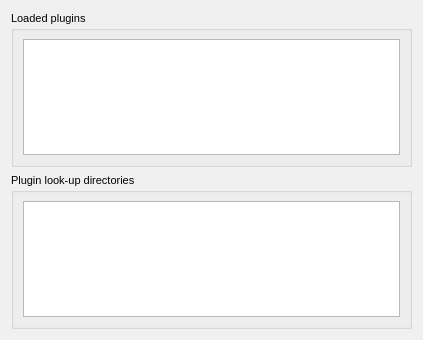
This is retroshare-gui/src/gui/settings/PluginsPage.ui in RetroShare/RetroShare as Qt 5 draws it before an edit. The edited form follows.
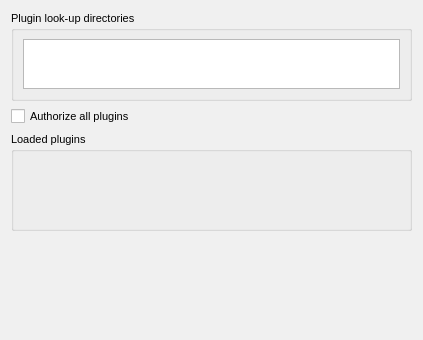
This is the edited form.

Commit message: Improvement of the plugin system: 	- Added configuration saving for plugin manager and serialization methods 	- added a list of accepted plugin hashes 	- added plugin widget for each plugin in settings, to allow enabling/disabling plugins 	- updated LinkCloud plugin to new rsPlugin class 	- put the addconfiguration for plugin manager in rsinit.cc a bit earlier to allow to load 		the list of accepted hashes early enough 	- added icon for disabled plugins

The edit to the form file:
```diff
--- a/retroshare-gui/src/gui/settings/PluginsPage.ui
+++ b/retroshare-gui/src/gui/settings/PluginsPage.ui
@@ -500,19 +500,7 @@
    <enum>Qt::NoContextMenu</enum>
   </property>
   <layout class="QGridLayout" name="gridLayout_3">
-   <item row="0" column="0">
-    <widget class="QGroupBox" name="groupBox">
-     <property name="title">
-      <string>Loaded plugins</string>
-     </property>
-     <layout class="QGridLayout" name="gridLayout_2">
-      <item row="0" column="0">
-       <widget class="QTextBrowser" name="_loadedPlugins_TB"/>
-      </item>
-     </layout>
-    </widget>
-   </item>
-   <item row="2" column="0">
+   <item row="4" column="0">
     <spacer name="verticalSpacer">
      <property name="orientation">
       <enum>Qt::Vertical</enum>
@@ -525,14 +513,60 @@
      </property>
     </spacer>
    </item>
+   <item row="2" column="0">
+    <widget class="QGroupBox" name="groupBox">
+     <property name="title">
+      <string>Loaded plugins</string>
+     </property>
+     <layout class="QVBoxLayout" name="verticalLayout_4">
+      <item>
+       <layout class="QVBoxLayout" name="_pluginsLayout">
+        <item>
+         <spacer name="verticalSpacer_2">
+          <property name="orientation">
+           <enum>Qt::Vertical</enum>
+          </property>
+          <property name="sizeHint" stdset="0">
+           <size>
+            <width>20</width>
+            <height>40</height>
+           </size>
+          </property>
+         </spacer>
+        </item>
+       </layout>
+      </item>
+     </layout>
+    </widget>
+   </item>
    <item row="1" column="0">
+    <widget class="QCheckBox" name="checkBox">
+     <property name="text">
+      <string>Authorize all plugins</string>
+     </property>
+    </widget>
+   </item>
+   <item row="0" column="0">
     <widget class="QGroupBox" name="groupBox_2">
      <property name="title">
       <string>Plugin look-up directories</string>
      </property>
      <layout class="QVBoxLayout" name="verticalLayout">
       <item>
-       <widget class="QTextBrowser" name="_lookupDirectories_TB"/>
+       <widget class="QTextBrowser" name="_lookupDirectories_TB">
+        <property name="sizePolicy">
+         <sizepolicy hsizetype="Expanding" vsizetype="Maximum">
+          <horstretch>0</horstretch>
+          <verstretch>0</verstretch>
+         </sizepolicy>
+        </property>
+        <property name="maximumSize">
+         <size>
+          <width>16777215</width>
+          <height>50</height>
+         </size>
+        </property>
+       </widget>
       </item>
      </layout>
     </widget>
```
The commit also changes 19 other files.
